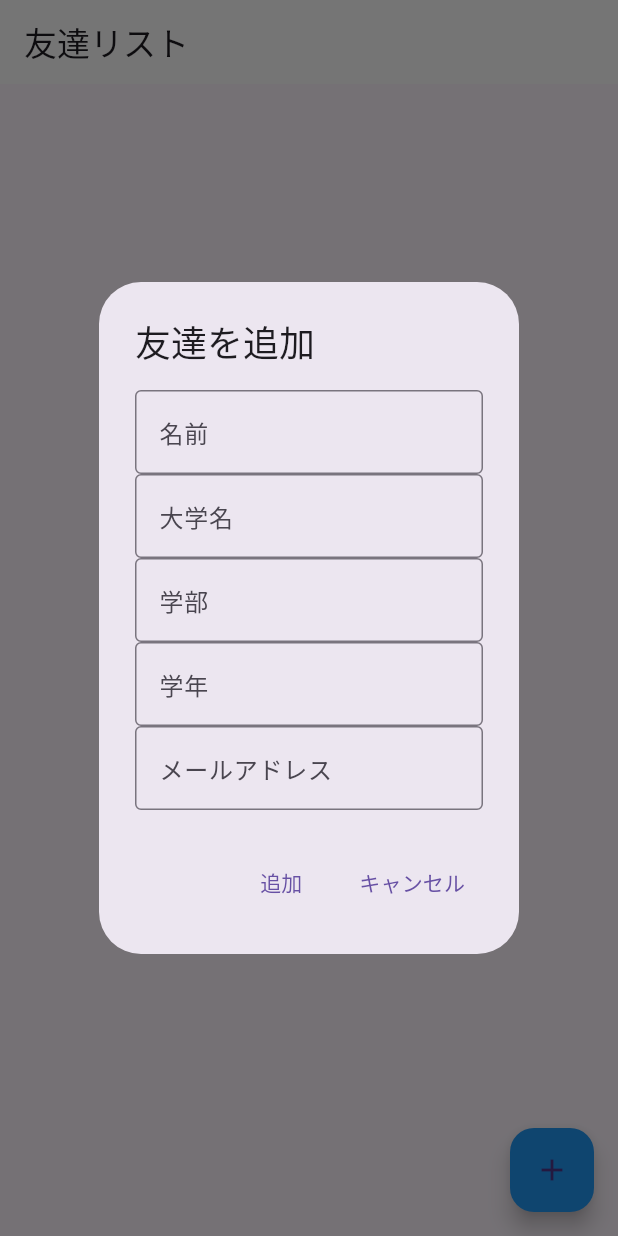
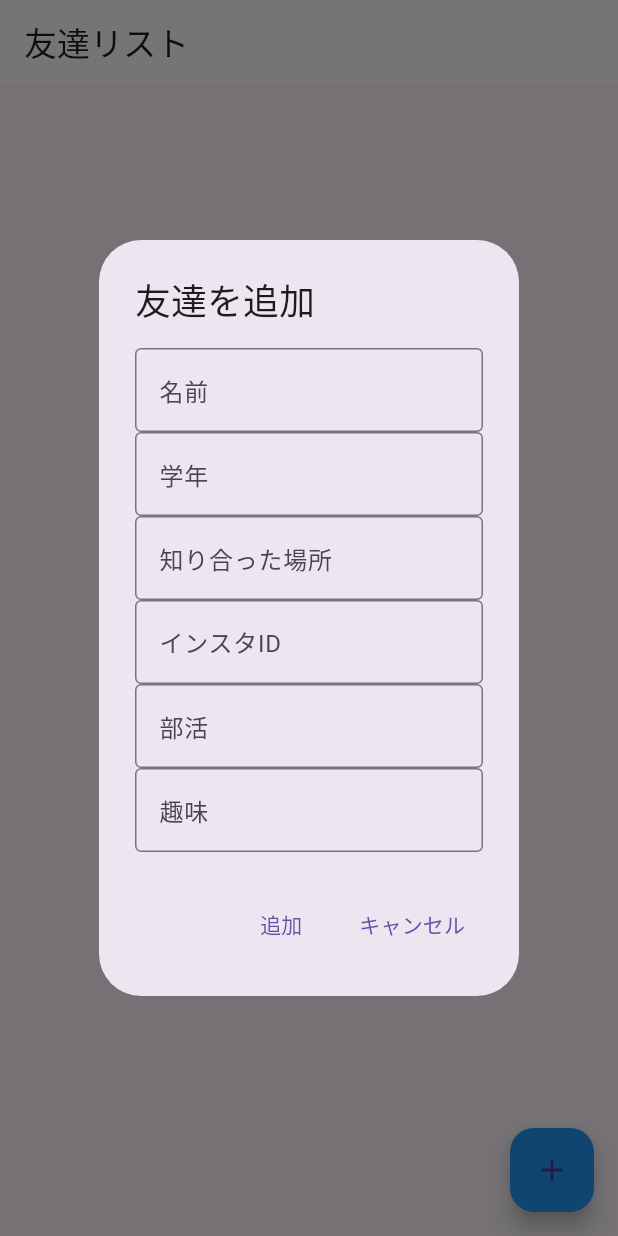
Before and after one commit to SDlab2024/UniversityFriendsListApp, a Flutter app: the screen it shows after launch, after a tap on the "add" icon, on a phone screen of 412 x 824 dp. Run offline on Flutter 3.47's test engine with Material 3 defaults, Android fonts, the phone set to English and light mode, and no system bars; our stand-ins replace shared_preferences.

Commit message:
高校生の情報に変更 名前、学年、どこで知り合ったか、インスタID、部活、趣味

```diff
--- a/lib/main.dart
+++ b/lib/main.dart
@@ -8,12 +8,13 @@ void main() {
 
 class Friend {
   String name;
-  String university;
-  String faculty;
-  String year;
-  String email;
+  String grade;
+  String meetPlace; // 今回変更：知り合った場所を表すプロパティを追加
+  String instagramId; // 今回変更：インスタIDを表すプロパティを追加
+  String club; // 今回変更：部活を表すプロパティを追加
+  String hobby; // 今回変更：趣味を表すプロパティを追加
 
-  Friend(this.name, this.university, this.faculty, this.year, this.email);
+  Friend(this.name, this.grade, this.meetPlace, this.instagramId, this.club, this.hobby); // 今回変更：コンストラクタを更新
 }
 
 class FriendListApp extends StatelessWidget {
@@ -41,7 +42,7 @@ class _FriendListPageState extends State<FriendListPage> {
   @override
   void initState() {
     super.initState();
-    _loadFriends(); // 追加: アプリ起動時に友達リストを読み込む
+    _loadFriends(); //アプリ起動時に友達リストを読み込む
   }
 
   void _addFriend() {
@@ -49,10 +50,11 @@ class _FriendListPageState extends State<FriendListPage> {
       context: context,
       builder: (BuildContext context) {
         String name = '';
-        String university = '';
-        String faculty = '';
-        String year = '';
-        String email = '';
+        String grade = ''; // 今回変更：学年用の変数
+        String meetPlace = ''; // 今回変更：知り合った場所用の変数
+        String instagramId = ''; // 今回変更：インスタID用の変数
+        String club = ''; // 今回変更：部活用の変数
+        String hobby = ''; // 今回変更：趣味用の変数
 
         return AlertDialog(
           title: Text('友達を追加'),
@@ -60,18 +62,19 @@ class _FriendListPageState extends State<FriendListPage> {
             mainAxisSize: MainAxisSize.min,
             children: <Widget>[
               _buildTextField('名前', (value) => name = value),
-              _buildTextField('大学名', (value) => university = value),
-              _buildTextField('学部', (value) => faculty = value),
-              _buildTextField('学年', (value) => year = value),
-              _buildTextField('メールアドレス', (value) => email = value),
+              _buildTextField('学年', (value) => grade = value), // 今回変更：学年入力フィールド
+              _buildTextField('知り合った場所', (value) => meetPlace = value), // 今回変更：知り合った場所入力フィールド
+              _buildTextField('インスタID', (value) => instagramId = value), // 今回変更：インスタID入力フィールド
+              _buildTextField('部活', (value) => club = value), // 今回変更：部活入力フィールド
+              _buildTextField('趣味', (value) => hobby = value), // 今回変更：趣味入力フィールド
             ],
           ),
           actions: <Widget>[
             TextButton(
               onPressed: () {
                 setState(() {
-                  friends.add(Friend(name, university, faculty, year, email));
-                  _saveFriends(); //追加：友達を追加した後に保存
+                  friends.add(Friend(name, grade, meetPlace, instagramId, club, hobby)); // 今回変更：Friendオブジェクト作成時に新しい情報を使用
+                  _saveFriends(); //友達を追加した後に保存
                 });
                 Navigator.of(context).pop();
               },
@@ -94,10 +97,11 @@ class _FriendListPageState extends State<FriendListPage> {
       context: context,
       builder: (BuildContext context) {
         String name = friends[index].name;
-        String university = friends[index].university;
-        String faculty = friends[index].faculty;
-        String year = friends[index].year;
-        String email = friends[index].email;
+        String grade = friends[index].grade; // 今回変更：学年の変数
+        String meetPlace = friends[index].meetPlace; // 今回変更：知り合った場所の変数
+        String instagramId = friends[index].instagramId; // 今回変更：インスタIDの変数
+        String club = friends[index].club; // 今回変更：部活の変数
+        String hobby = friends[index].hobby; // 今回変更：趣味の変数
 
         return AlertDialog(
           title: Text('友達を編集'),
@@ -105,18 +109,19 @@ class _FriendListPageState extends State<FriendListPage> {
             mainAxisSize: MainAxisSize.min,
             children: <Widget>[
               _buildTextField('名前', (value) => name = value, initialValue: name),
-              _buildTextField('大学名', (value) => university = value, initialValue: university),
-              _buildTextField('学部', (value) => faculty = value, initialValue: faculty),
-              _buildTextField('学年', (value) => year = value, initialValue: year),
-              _buildTextField('メールアドレス', (value) => email = value, initialValue: email),
+              _buildTextField('学年', (value) => grade = value, initialValue: grade), // 今回変更：学年入力フィールド
+              _buildTextField('知り合った場所', (value) => meetPlace = value, initialValue: meetPlace), // 今回変更：知り合った場所入力フィールド
+              _buildTextField('インスタID', (value) => instagramId = value, initialValue: instagramId), // 今回変更：インスタID入力フィールド
+              _buildTextField('部活', (value) => club = value, initialValue: club), // 今回変更：部活入力フィールド
+              _buildTextField('趣味', (value) => hobby = value, initialValue: hobby), // 今回変更：趣味入力フィールド
             ],
           ),
           actions: <Widget>[
             TextButton(
               onPressed: () {
                 setState(() {
-                  friends[index] = Friend(name, university, faculty, year, email);
-                  _saveFriends(); //追加: 友達を編集した後に保存
+                  friends[index] = Friend(name, grade, meetPlace, instagramId, club, hobby); // 今回変更：Friendオブジェクトの更新
+                  _saveFriends(); //友達を編集した後に保存
                 });
                 Navigator.of(context).pop();
               },
@@ -137,7 +142,7 @@ class _FriendListPageState extends State<FriendListPage> {
   void _deleteFriend(int index) {
     setState(() {
       friends.removeAt(index);
-      _saveFriends(); //追加: 友達を削除した後に保存
+      _saveFriends(); //友達を削除した後に保存
     });
   }
 
@@ -152,20 +157,21 @@ class _FriendListPageState extends State<FriendListPage> {
     );
   }
 
-  // 追加: 友達リストを保存するメソッド
+  //友達リストを保存するメソッド
   void _saveFriends() async {
     SharedPreferences prefs = await SharedPreferences.getInstance();
     List<String> friendList = friends.map((friend) => json.encode({
       'name': friend.name,
-      'university': friend.university,
-      'faculty': friend.faculty,
-      'year': friend.year,
-      'email': friend.email,
+      'grade': friend.grade, // 今回変更：学年の保存
+      'meetPlace': friend.meetPlace, // 今回変更：知り合った場所の保存
+      'instagramId': friend.instagramId, // 今回変更：インスタIDの保存
+      'club': friend.club, // 今回変更：部活の保存
+      'hobby': friend.hobby, // 今回変更：趣味の保存
     })).toList();
     await prefs.setStringList('friendList', friendList);
   }
 
-  // 追加: 友達リストを読み込むメソッド
+  //友達リストを読み込むメソッド
   void _loadFriends() async {
     SharedPreferences prefs = await SharedPreferences.getInstance();
     List<String>? friendList = prefs.getStringList('friendList');
@@ -175,10 +181,11 @@ class _FriendListPageState extends State<FriendListPage> {
           Map<String, dynamic> friendData = json.decode(item);
           return Friend(
             friendData['name'],
-            friendData['university'],
-            friendData['faculty'],
-            friendData['year'],
-            friendData['email'],
+            friendData['grade'], // 今回変更：学年の読み込み
+            friendData['meetPlace'], // 今回変更：知り合った場所の読み込み
+            friendData['instagramId'], // 今回変更：インスタIDの読み込み
+            friendData['club'], // 今回変更：部活の読み込み
+            friendData['hobby'], // 今回変更：趣味の読み込み
           );
         }).toList();
       });
```
